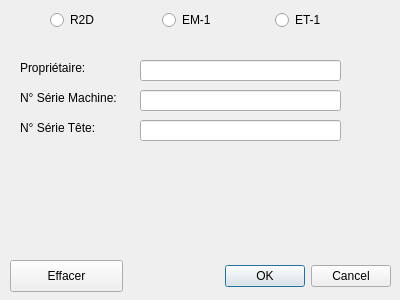
catslab/Torque-Monitor, file machineselector.ui: the form before one commit.
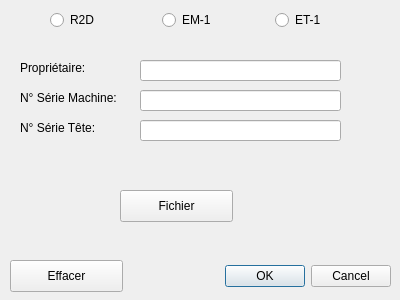
The form after the commit.

Commit message: test selection de fichier pour sauvegarde

What changed in the file:
```diff
--- a/machineselector.ui
+++ b/machineselector.ui
@@ -153,6 +153,19 @@
     <string>Effacer</string>
    </property>
   </widget>
+  <widget class="QPushButton" name="fichierButton">
+   <property name="geometry">
+    <rect>
+     <x>120</x>
+     <y>190</y>
+     <width>113</width>
+     <height>32</height>
+    </rect>
+   </property>
+   <property name="text">
+    <string>Fichier</string>
+   </property>
+  </widget>
  </widget>
  <resources/>
  <connections>
```
The commit also changes 4 other files.
